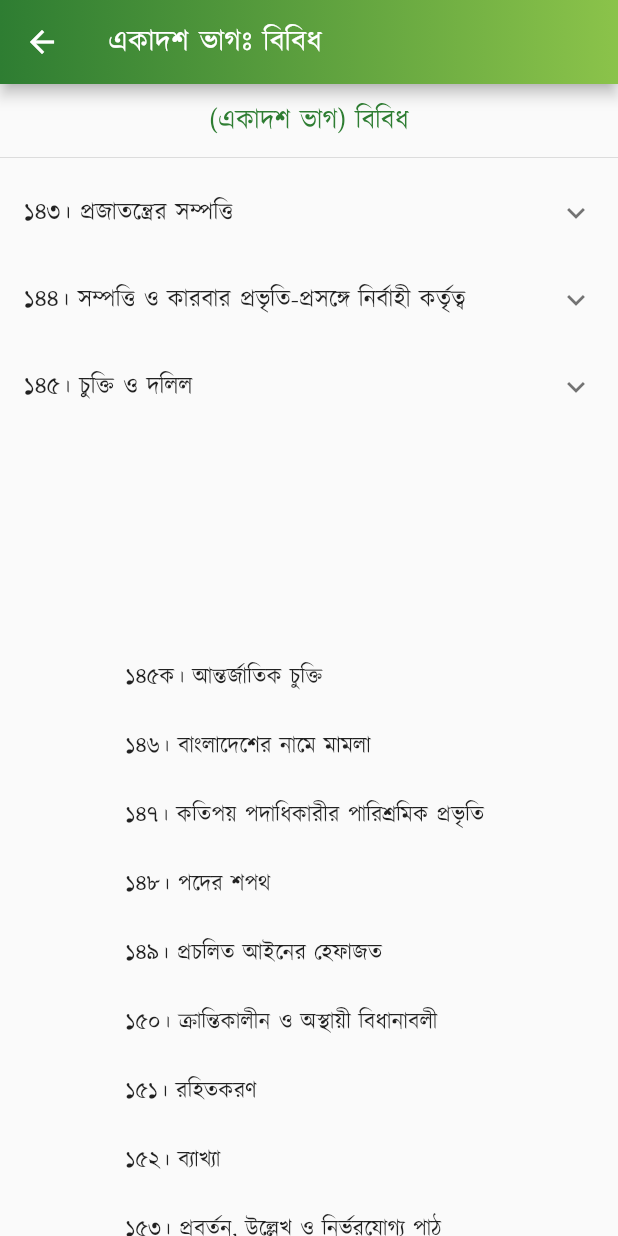
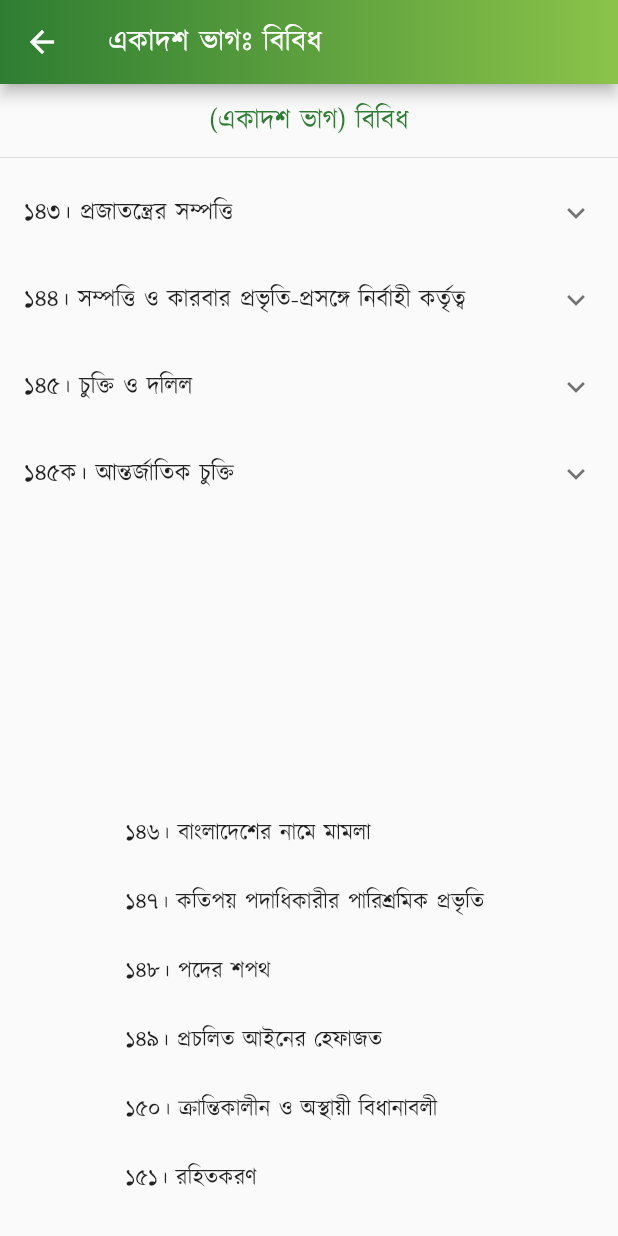
Before and after one commit to Azimul-Haque/flutter-onesignal, a Flutter app: the PartEleven screen opened directly, on a phone screen of 412 x 824 dp. Run offline on Flutter 3.47's test engine with Material 2 defaults, Android fonts, the phone set to English and light mode, and no system bars; our stand-ins replace fluttertoast, package_info_plus, percent_indicator, shared_preferences, sqflite; missing offline and left inert: blinking_text, flutter_share, onesignal_flutter, slide_popup_dialog; accounts and stored records are empty; network calls fail.

Commit message:
Commit Sat 04/30/2022  1:35:26.22 25709

```diff
--- a/lib/pages/constitution/part11.dart
+++ b/lib/pages/constitution/part11.dart
@@ -74,11 +74,26 @@ class PartEleven extends StatelessWidget {
               )),
             ],
           ),
+          ExpansionTile(
+            title: Text('১৪৫ক। আন্তর্জাতিক চুক্তি'),
+            children: <Widget>[
+              ListTile(
+                  title: Text(
+                '১৪৫। (১) প্রজাতন্ত্রের নির্বাহী কর্তত্বে প্রণীত সকল চুক্তি ও দলিল রাষ্ট্রপতি কর্তৃক প্রণীত বলিয়া প্রকাশ করা হইবে এবং রাষ্ট্রপতি যেরূপ নির্দেশ বা ক্ষমতা প্রদান করিবেন, তাঁহার পক্ষে সেইরূপ ব্যক্তি কর্তৃক ও সেইরূপ প্রণালীতে তাহা সম্পাদিত হইবে।',
+                textAlign: TextAlign.justify,
+              )),
+              ListTile(
+                  title: Text(
+                '(২) প্রজাতন্ত্রের নির্বাহী কর্তৃত্বে কোন চুক্তি বা দলিল প্রণয়ন বা সম্পাদন করা হইলে উক্ত কর্তৃত্বে অনুরূপ চুক্তি বা দলিল প্রণয়ন বা সম্পাদন করিবার জন্য রাষ্ট্রপতি কিংবা অন্য কোন ব্যক্তি ব্যক্তিগতভাবে দায়ী হইবেন না, তবে এই অনুচ্ছেদ সরকারের বিরুদ্ধে যথাযথ কার্যধারা আনয়নে কোন ব্যক্তির অধিকার ক্ষুণ্ন করিবে না।',
+                textAlign: TextAlign.justify,
+              )),
+            ],
+          ),
           Padding(
             padding: EdgeInsets.all(15),
             child: Column(children: <Widget>[
               Text(
-                " \n\n \n\n \n\n১৪৫ক। আন্তর্জাতিক চুক্তি \n\n১৪৬। বাংলাদেশের নামে মামলা \n\n১৪৭। কতিপয় পদাধিকারীর পারিশ্রমিক প্রভৃতি \n\n১৪৮। পদের শপথ \n\n১৪৯। প্রচলিত আইনের হেফাজত \n\n১৫০। ক্রান্তিকালীন ও অস্থায়ী বিধানাবলী \n\n১৫১। রহিতকরণ \n\n১৫২। ব্যাখ্যা \n\n১৫৩। প্রবর্তন, উল্লেখ ও নির্ভরযোগ্য পাঠ",
+                " \n\n \n\n \n\n \n\n১৪৬। বাংলাদেশের নামে মামলা \n\n১৪৭। কতিপয় পদাধিকারীর পারিশ্রমিক প্রভৃতি \n\n১৪৮। পদের শপথ \n\n১৪৯। প্রচলিত আইনের হেফাজত \n\n১৫০। ক্রান্তিকালীন ও অস্থায়ী বিধানাবলী \n\n১৫১। রহিতকরণ \n\n১৫২। ব্যাখ্যা \n\n১৫৩। প্রবর্তন, উল্লেখ ও নির্ভরযোগ্য পাঠ",
                 style:
                     TextStyle(color: Colors.black87, fontSize: 15, height: 1.5),
                 textAlign: TextAlign.justify,
```
